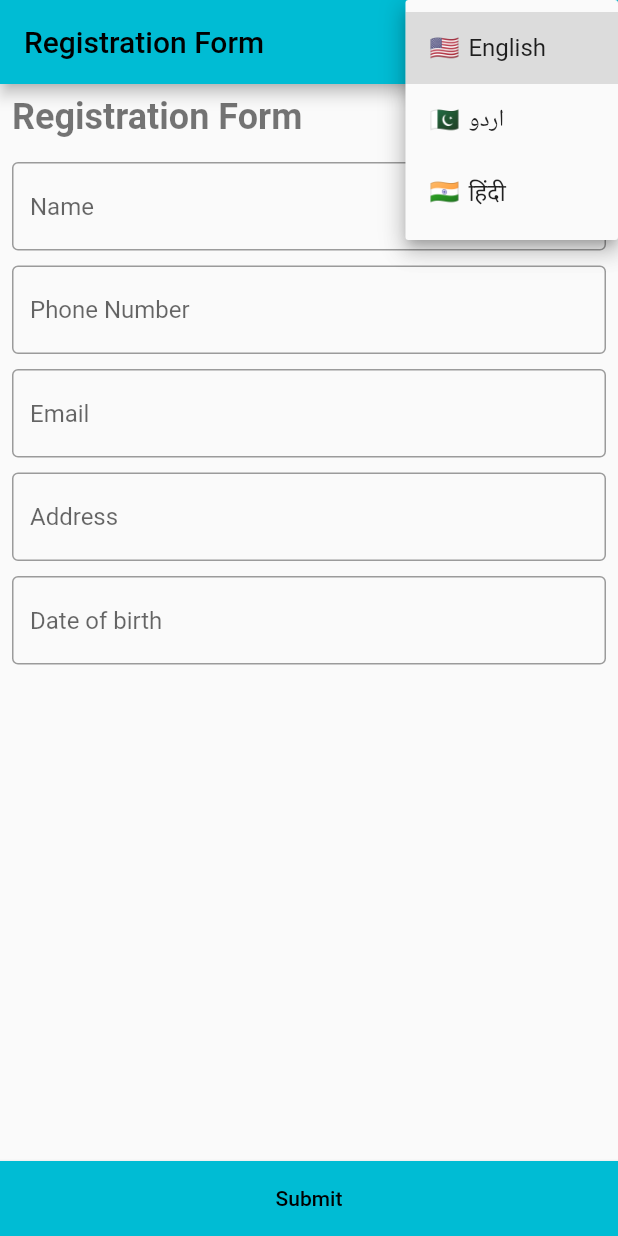
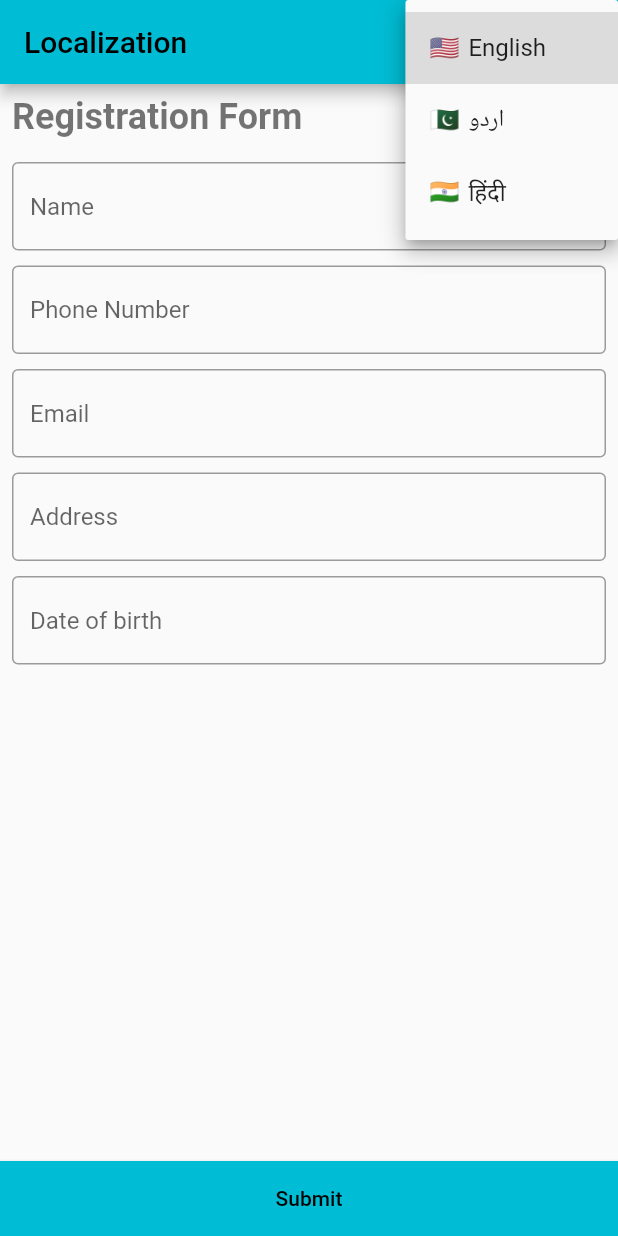
Before and after one commit to SamiUllah-dev/flutter_localization, a Flutter app: the screen it shows after launch, after a tap on "🇺🇸", on a phone screen of 412 x 824 dp. Run offline on Flutter 3.47's test engine with Material 2 defaults, Android fonts, the light colour scheme and no system bars; our stand-ins replace shared_preferences.

Commit message:
bug fixed

```diff
--- a/lib/main.dart
+++ b/lib/main.dart
@@ -6,11 +6,11 @@ import 'package:flutter_localization_app/screens/registeration_screen.dart';
 import '../l10n/gen_l10n/app_localizations.dart';
 
 void main() {
-  runApp(MyApp());
+  runApp(const MyApp());
 }
 
 class MyApp extends StatefulWidget {
-  MyApp({super.key});
+  const MyApp({super.key});
 
   @override
   State<MyApp> createState() => _MyAppState();
@@ -78,7 +78,7 @@ class _MyHomePageState extends State<MyHomePage> {
   Widget build(BuildContext context) {
     return Scaffold(
       appBar: AppBar(
-        title: Text(translation(context).registrationForm),
+        title: Text(translation(context).localization),
         actions: [
           DropdownButton<Language>(
             value: dropdownvalue,
--- a/lib/screens/registeration_screen.dart
+++ b/lib/screens/registeration_screen.dart
@@ -1,7 +1,7 @@
 import 'package:flutter/material.dart';
 import 'package:intl/intl.dart';
 
-import '../l10n/gen_l10n/app_localizations.dart';
+import '../localization/constants.dart';
 
 class RegisterationScreen extends StatefulWidget {
   const RegisterationScreen({super.key});
@@ -49,47 +49,47 @@ class _RegisterationScreenState extends State<RegisterationScreen> {
                 mainAxisAlignment: MainAxisAlignment.center,
                 children: [
                   Text(
-                    AppLocalizations.of(context)!.registrationForm,
-                    style: TextStyle(
+                    translation(context).registrationForm,
+                    style: const TextStyle(
                       fontSize: 24,
                       fontWeight: FontWeight.bold,
                       color: Colors.black54,
                     ),
                   ),
-                  SizedBox(
+                  const SizedBox(
                     height: 16,
                   ),
                   TextField(
                     decoration: InputDecoration(
-                      hintText: AppLocalizations.of(context)!.name,
-                      border: OutlineInputBorder(),
+                      hintText: translation(context).name,
+                      border: const OutlineInputBorder(),
                     ),
                   ),
-                  SizedBox(
+                  const SizedBox(
                     height: 10,
                   ),
                   TextField(
                     decoration: InputDecoration(
-                      hintText: AppLocalizations.of(context)!.phoneNumber,
-                      border: OutlineInputBorder(),
+                      hintText: translation(context).phoneNumber,
+                      border: const OutlineInputBorder(),
                     ),
                   ),
-                  SizedBox(
+                  const SizedBox(
                     height: 10,
                   ),
                   TextField(
                     decoration: InputDecoration(
-                      hintText: AppLocalizations.of(context)!.email,
-                      border: OutlineInputBorder(),
+                      hintText: translation(context).email,
+                      border: const OutlineInputBorder(),
                     ),
                   ),
-                  SizedBox(
+                  const SizedBox(
                     height: 10,
                   ),
                   TextField(
                     decoration: InputDecoration(
-                      hintText: AppLocalizations.of(context)!.address,
-                      border: OutlineInputBorder(),
+                      hintText: translation(context).address,
+                      border: const OutlineInputBorder(),
                     ),
                   ),
                   const SizedBox(
@@ -105,7 +105,7 @@ class _RegisterationScreenState extends State<RegisterationScreen> {
                     },
                     readOnly: true,
                     decoration: InputDecoration(
-                      hintText: AppLocalizations.of(context)!.dateOfBirth,
+                      hintText: translation(context).dateOfBirth,
                       border: const OutlineInputBorder(),
                     ),
                   ),
@@ -120,7 +120,7 @@ class _RegisterationScreenState extends State<RegisterationScreen> {
                     borderRadius: BorderRadius.zero),
                 minimumSize: const Size(double.infinity, 50)),
             onPressed: () {},
-            child: Text(AppLocalizations.of(context)!.submit))
+            child: Text(translation(context).submit))
       ],
     );
   }
```
